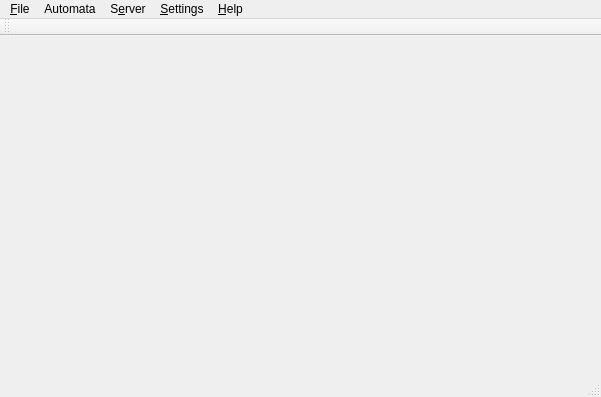
jehrichs/des-control, file mainwindow.ui: the form before one commit.
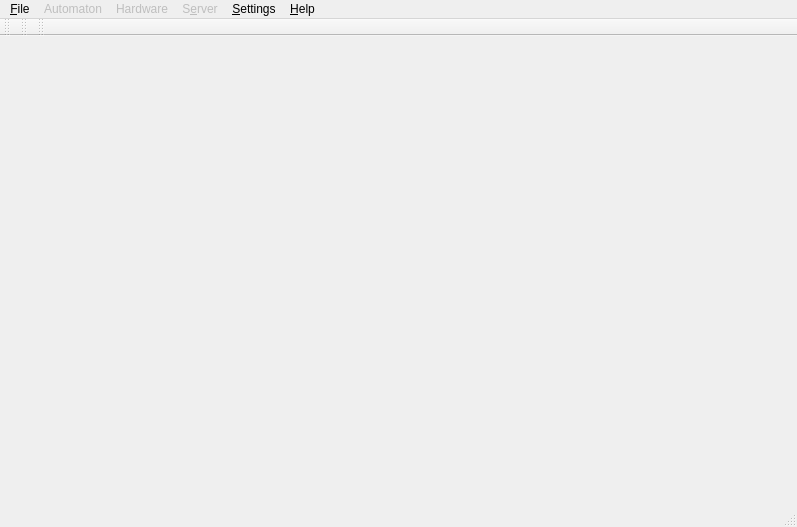
The form after the commit. Icons and pictures are not drawn.

```diff
--- a/mainwindow.ui
+++ b/mainwindow.ui
@@ -6,8 +6,8 @@
    <rect>
     <x>0</x>
     <y>0</y>
-    <width>601</width>
-    <height>397</height>
+    <width>797</width>
+    <height>527</height>
    </rect>
   </property>
   <property name="windowTitle">
@@ -22,7 +22,7 @@
     <rect>
      <x>0</x>
      <y>0</y>
-     <width>601</width>
+     <width>797</width>
      <height>21</height>
     </rect>
    </property>
@@ -39,9 +39,9 @@
     <addaction name="separator"/>
     <addaction name="actionExit"/>
    </widget>
-   <widget class="QMenu" name="menu_Server">
+   <widget class="QMenu" name="menuServer">
     <property name="enabled">
-     <bool>true</bool>
+     <bool>false</bool>
     </property>
     <property name="title">
      <string>S&amp;erver</string>
@@ -79,10 +79,10 @@
    </widget>
    <widget class="QMenu" name="menuAutomata">
     <property name="enabled">
-     <bool>true</bool>
+     <bool>false</bool>
     </property>
     <property name="title">
-     <string>Automata</string>
+     <string>Automaton</string>
     </property>
     <widget class="QMenu" name="menuMode">
      <property name="title">
@@ -95,14 +95,27 @@
     <addaction name="actionDelete_Automata"/>
     <addaction name="menuMode"/>
     <addaction name="separator"/>
-    <addaction name="actionSelect_Item"/>
-    <addaction name="actionAdd_Place"/>
-    <addaction name="actionAdd_Event"/>
-    <addaction name="actionDelete_selected"/>
+    <addaction name="actSelectItem"/>
+    <addaction name="actAddState"/>
+    <addaction name="actAddTransition"/>
+    <addaction name="actDeleteSelected"/>
+    <addaction name="separator"/>
+    <addaction name="actAddEvent"/>
+   </widget>
+   <widget class="QMenu" name="menuHardware">
+    <property name="enabled">
+     <bool>false</bool>
+    </property>
+    <property name="title">
+     <string>Hardware</string>
+    </property>
+    <addaction name="actHardwareSettings"/>
+    <addaction name="actTestHardwareEvents"/>
    </widget>
    <addaction name="menu_File"/>
    <addaction name="menuAutomata"/>
-   <addaction name="menu_Server"/>
+   <addaction name="menuHardware"/>
+   <addaction name="menuServer"/>
    <addaction name="menuSettings"/>
    <addaction name="menu_Help"/>
   </widget>
@@ -115,7 +128,32 @@
    </attribute>
   </widget>
   <widget class="QStatusBar" name="statusBar"/>
-  <action name="actionServer_Settings">
+  <widget class="QToolBar" name="controllerToolBar">
+   <property name="windowTitle">
+    <string>Controller</string>
+   </property>
+   <attribute name="toolBarArea">
+    <enum>TopToolBarArea</enum>
+   </attribute>
+   <attribute name="toolBarBreak">
+    <bool>false</bool>
+   </attribute>
+  </widget>
+  <widget class="QToolBar" name="automatonToolBar">
+   <property name="windowTitle">
+    <string>Automaton</string>
+   </property>
+   <attribute name="toolBarArea">
+    <enum>TopToolBarArea</enum>
+   </attribute>
+   <attribute name="toolBarBreak">
+    <bool>false</bool>
+   </attribute>
+  </widget>
+  <action name="actServerSettings">
+   <property name="enabled">
+    <bool>true</bool>
+   </property>
    <property name="text">
     <string>Server Settings</string>
    </property>
```
Left out of the diff: 695 changed lines with no effect on the pictures.
